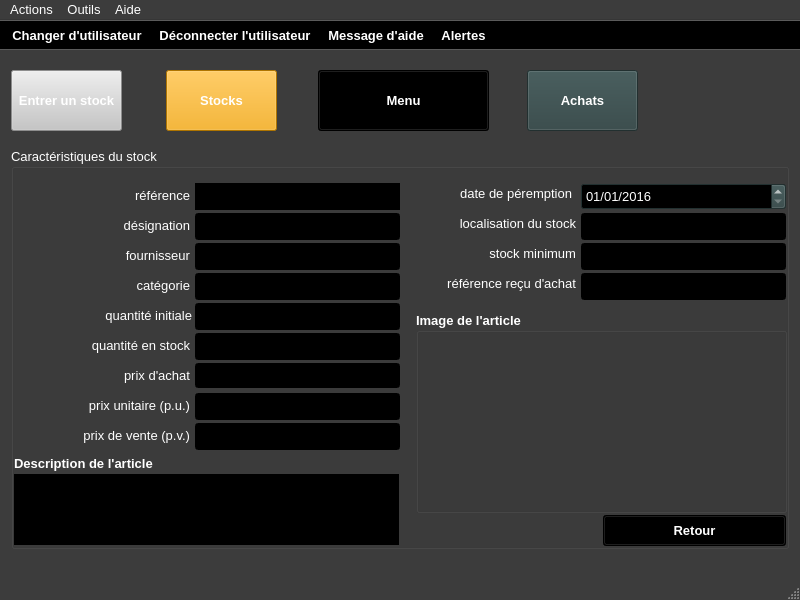
Old version of the form ui/yeroth-erp-achats-detail-window.ui in the repository xnoumbissinoundou/yeroth-erp-3.0.
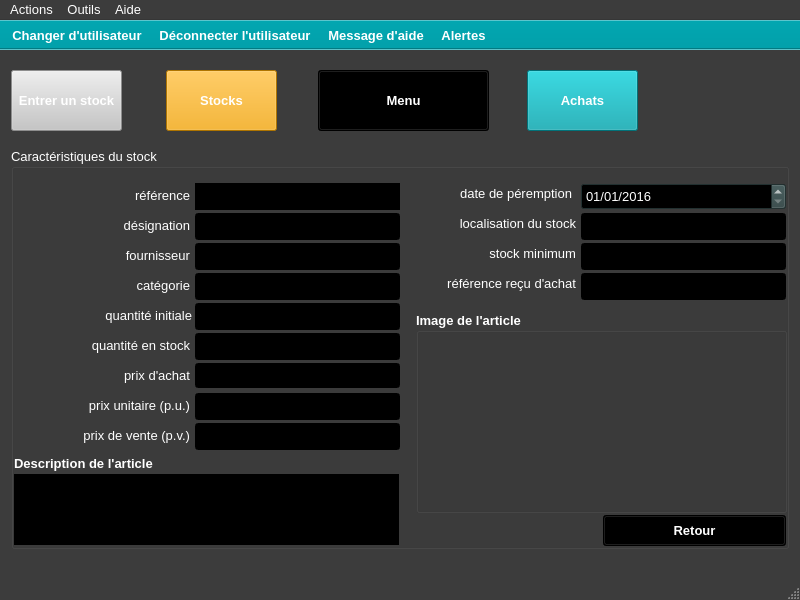
New version of the form. Icons and pictures are not drawn. Custom widgets are drawn as their Qt base class.

```diff
--- a/ui/yeroth-erp-achats-detail-window.ui
+++ b/ui/yeroth-erp-achats-detail-window.ui
@@ -1331,45 +1331,45 @@
        <colorrole role="Button">
         <brush brushstyle="SolidPattern">
          <color alpha="255">
-          <red>47</red>
-          <green>67</green>
-          <blue>67</blue>
+          <red>2</red>
+          <green>160</green>
+          <blue>170</blue>
          </color>
         </brush>
        </colorrole>
        <colorrole role="Light">
         <brush brushstyle="SolidPattern">
          <color alpha="255">
-          <red>70</red>
-          <green>100</green>
-          <blue>100</blue>
+          <red>3</red>
+          <green>240</green>
+          <blue>255</blue>
          </color>
         </brush>
        </colorrole>
        <colorrole role="Midlight">
         <brush brushstyle="SolidPattern">
          <color alpha="255">
-          <red>58</red>
-          <green>83</green>
-          <blue>83</blue>
+          <red>2</red>
+          <green>200</green>
+          <blue>212</blue>
          </color>
         </brush>
        </colorrole>
        <colorrole role="Dark">
         <brush brushstyle="SolidPattern">
          <color alpha="255">
-          <red>23</red>
-          <green>33</green>
-          <blue>33</blue>
+          <red>1</red>
+          <green>80</green>
+          <blue>85</blue>
          </color>
         </brush>
        </colorrole>
        <colorrole role="Mid">
         <brush brushstyle="SolidPattern">
          <color alpha="255">
-          <red>31</red>
-          <green>44</green>
-          <blue>44</blue>
+          <red>1</red>
+          <green>107</green>
+          <blue>113</blue>
          </color>
         </brush>
        </colorrole>
@@ -1403,18 +1403,18 @@
        <colorrole role="Base">
         <brush brushstyle="SolidPattern">
          <color alpha="255">
-          <red>0</red>
-          <green>0</green>
-          <blue>0</blue>
+          <red>255</red>
+          <green>255</green>
+          <blue>255</blue>
          </color>
         </brush>
        </colorrole>
        <colorrole role="Window">
         <brush brushstyle="SolidPattern">
          <color alpha="255">
-          <red>47</red>
-          <green>67</green>
-          <blue>67</blue>
+          <red>2</red>
+          <green>160</green>
+          <blue>170</blue>
          </color>
         </brush>
        </colorrole>
@@ -1430,9 +1430,9 @@
        <colorrole role="AlternateBase">
         <brush brushstyle="SolidPattern">
          <color alpha="255">
-          <red>23</red>
-          <green>33</green>
-          <blue>33</blue>
+          <red>128</red>
+          <green>207</green>
+          <blue>212</blue>
          </color>
         </brush>
        </colorrole>
@@ -1468,45 +1468,45 @@
        <colorrole role="Button">
         <brush brushstyle="SolidPattern">
          <color alpha="255">
-          <red>47</red>
-          <green>67</green>
-          <blue>67</blue>
+          <red>2</red>
+          <green>160</green>
+          <blue>170</blue>
          </color>
         </brush>
        </colorrole>
        <colorrole role="Light">
         <brush brushstyle="SolidPattern">
          <color alpha="255">
-          <red>70</red>
-          <green>100</green>
-          <blue>100</blue>
+          <red>3</red>
+          <green>240</green>
+          <blue>255</blue>
          </color>
         </brush>
        </colorrole>
        <colorrole role="Midlight">
         <brush brushstyle="SolidPattern">
          <color alpha="255">
-          <red>58</red>
-          <green>83</green>
-          <blue>83</blue>
+          <red>2</red>
+          <green>200</green>
+          <blue>212</blue>
          </color>
         </brush>
        </colorrole>
        <colorrole role="Dark">
         <brush brushstyle="SolidPattern">
          <color alpha="255">
-          <red>23</red>
-          <green>33</green>
-          <blue>33</blue>
+          <red>1</red>
+          <green>80</green>
+          <blue>85</blue>
          </color>
         </brush>
        </colorrole>
        <colorrole role="Mid">
         <brush brushstyle="SolidPattern">
          <color alpha="255">
-          <red>31</red>
-          <green>44</green>
-          <blue>44</blue>
+          <red>1</red>
+          <green>107</green>
+          <blue>113</blue>
          </color>
         </brush>
        </colorrole>
@@ -1540,18 +1540,18 @@
        <colorrole role="Base">
         <brush brushstyle="SolidPattern">
          <color alpha="255">
-          <red>0</red>
-          <green>0</green>
-          <blue>0</blue>
+          <red>255</red>
+          <green>255</green>
+          <blue>255</blue>
          </color>
         </brush>
        </colorrole>
        <colorrole role="Window">
         <brush brushstyle="SolidPattern">
          <color alpha="255">
-          <red>47</red>
-          <green>67</green>
-          <blue>67</blue>
+          <red>2</red>
+          <green>160</green>
+          <blue>170</blue>
          </color>
         </brush>
        </colorrole>
@@ -1567,9 +1567,9 @@
        <colorrole role="AlternateBase">
         <brush brushstyle="SolidPattern">
          <color alpha="255">
-          <red>23</red>
-          <green>33</green>
-          <blue>33</blue>
+          <red>128</red>
+          <green>207</green>
+          <blue>212</blue>
          </color>
         </brush>
        </colorrole>
@@ -1596,63 +1596,63 @@
        <colorrole role="WindowText">
         <brush brushstyle="SolidPattern">
          <color alpha="255">
-          <red>23</red>
-          <green>33</green>
-          <blue>33</blue>
+          <red>1</red>
+          <green>80</green>
+          <blue>85</blue>
          </color>
         </brush>
        </colorrole>
        <colorrole role="Button">
         <brush brushstyle="SolidPattern">
          <color alpha="255">
-          <red>47</red>
-          <green>67</green>
-          <blue>67</blue>
+          <red>2</red>
+          <green>160</green>
+          <blue>170</blue>
          </color>
         </brush>
        </colorrole>
        <colorrole role="Light">
         <brush brushstyle="SolidPattern">
          <color alpha="255">
-          <red>70</red>
-          <green>100</green>
-          <blue>100</blue>
+          <red>3</red>
+          <green>240</green>
+          <blue>255</blue>
          </color>
         </brush>
        </colorrole>
        <colorrole role="Midlight">
         <brush brushstyle="SolidPattern">
          <color alpha="255">
-          <red>58</red>
-          <green>83</green>
-          <blue>83</blue>
+          <red>2</red>
+          <green>200</green>
+          <blue>212</blue>
          </color>
         </brush>
        </colorrole>
        <colorrole role="Dark">
         <brush brushstyle="SolidPattern">
          <color alpha="255">
-          <red>23</red>
-          <green>33</green>
-          <blue>33</blue>
+          <red>1</red>
+          <green>80</green>
+          <blue>85</blue>
          </color>
         </brush>
        </colorrole>
        <colorrole role="Mid">
         <brush brushstyle="SolidPattern">
          <color alpha="255">
-          <red>31</red>
-          <green>44</green>
-          <blue>44</blue>
+          <red>1</red>
+          <green>107</green>
+          <blue>113</blue>
          </color>
         </brush>
        </colorrole>
        <colorrole role="Text">
         <brush brushstyle="SolidPattern">
          <color alpha="255">
-          <red>23</red>
-          <green>33</green>
-          <blue>33</blue>
+          <red>1</red>
+          <green>80</green>
+          <blue>85</blue>
          </color>
         </brush>
        </colorrole>
@@ -1668,27 +1668,27 @@
        <colorrole role="ButtonText">
         <brush brushstyle="SolidPattern">
          <color alpha="255">
-          <red>23</red>
-          <green>33</green>
-          <blue>33</blue>
+          <red>1</red>
+          <green>80</green>
+          <blue>85</blue>
          </color>
         </brush>
        </colorrole>
        <colorrole role="Base">
         <brush brushstyle="SolidPattern">
          <color alpha="255">
-          <red>47</red>
-          <green>67</green>
-          <blue>67</blue>
+          <red>2</red>
+          <green>160</green>
+          <blue>170</blue>
          </color>
         </brush>
        </colorrole>
        <colorrole role="Window">
         <brush brushstyle="SolidPattern">
          <color alpha="255">
-          <red>47</red>
-          <green>67</green>
-          <blue>67</blue>
+          <red>2</red>
+          <green>160</green>
+          <blue>170</blue>
          </color>
         </brush>
        </colorrole>
@@ -1704,9 +1704,9 @@
        <colorrole role="AlternateBase">
         <brush brushstyle="SolidPattern">
          <color alpha="255">
-          <red>47</red>
-          <green>67</green>
-          <blue>67</blue>
+          <red>2</red>
+          <green>160</green>
+          <blue>170</blue>
          </color>
         </brush>
        </colorrole>
@@ -10373,45 +10373,45 @@
       <colorrole role="Button">
        <brush brushstyle="SolidPattern">
         <color alpha="255">
-         <red>0</red>
-         <green>0</green>
-         <blue>0</blue>
+         <red>2</red>
+         <green>160</green>
+         <blue>170</blue>
         </color>
        </brush>
       </colorrole>
       <colorrole role="Light">
        <brush brushstyle="SolidPattern">
         <color alpha="255">
-         <red>0</red>
-         <green>0</green>
-         <blue>0</blue>
+         <red>3</red>
+         <green>240</green>
+         <blue>255</blue>
         </color>
        </brush>
       </colorrole>
       <colorrole role="Midlight">
        <brush brushstyle="SolidPattern">
         <color alpha="255">
-         <red>0</red>
-         <green>0</green>
-         <blue>0</blue>
+         <red>2</red>
+         <green>200</green>
+         <blue>212</blue>
         </color>
        </brush>
       </colorrole>
       <colorrole role="Dark">
        <brush brushstyle="SolidPattern">
         <color alpha="255">
-         <red>0</red>
-         <green>0</green>
-         <blue>0</blue>
+         <red>1</red>
+         <green>80</green>
+         <blue>85</blue>
         </color>
        </brush>
       </colorrole>
       <colorrole role="Mid">
        <brush brushstyle="SolidPattern">
         <color alpha="255">
-         <red>0</red>
-         <green>0</green>
-         <blue>0</blue>
+         <red>1</red>
+         <green>107</green>
+         <blue>113</blue>
         </color>
        </brush>
       </colorrole>
@@ -10445,18 +10445,18 @@
       <colorrole role="Base">
        <brush brushstyle="SolidPattern">
         <color alpha="255">
-         <red>0</red>
-         <green>0</green>
-         <blue>0</blue>
+         <red>255</red>
+         <green>255</green>
+         <blue>255</blue>
         </color>
        </brush>
       </colorrole>
       <colorrole role="Window">
        <brush brushstyle="SolidPattern">
         <color alpha="255">
-         <red>0</red>
-         <green>0</green>
-         <blue>0</blue>
+         <red>2</red>
+         <green>160</green>
+         <blue>170</blue>
         </color>
        </brush>
       </colorrole>
@@ -10472,9 +10472,9 @@
       <colorrole role="AlternateBase">
        <brush brushstyle="SolidPattern">
         <color alpha="255">
-         <red>0</red>
-         <green>0</green>
-         <blue>0</blue>
+         <red>128</red>
+         <green>207</green>
+         <blue>212</blue>
         </color>
        </brush>
       </colorrole>
@@ -10510,45 +10510,45 @@
       <colorrole role="Button">
        <brush brushstyle="SolidPattern">
         <color alpha="255">
-         <red>0</red>
-         <green>0</green>
-         <blue>0</blue>
+         <red>2</red>
+         <green>160</green>
+         <blue>170</blue>
         </color>
        </brush>
       </colorrole>
       <colorrole role="Light">
        <brush brushstyle="SolidPattern">
         <color alpha="255">
-         <red>0</red>
-         <green>0</green>
-         <blue>0</blue>
+         <red>3</red>
+         <green>240</green>
+         <blue>255</blue>
         </color>
        </brush>
       </colorrole>
       <colorrole role="Midlight">
        <brush brushstyle="SolidPattern">
         <color alpha="255">
-         <red>0</red>
-         <green>0</green>
-         <blue>0</blue>
+         <red>2</red>
+         <green>200</green>
+         <blue>212</blue>
         </color>
        </brush>
       </colorrole>
       <colorrole role="Dark">
        <brush brushstyle="SolidPattern">
         <color alpha="255">
-         <red>0</red>
-         <green>0</green>
-         <blue>0</blue>
+         <red>1</red>
+         <green>80</green>
+         <blue>85</blue>
         </color>
        </brush>
       </colorrole>
       <colorrole role="Mid">
        <brush brushstyle="SolidPattern">
         <color alpha="255">
-         <red>0</red>
-         <green>0</green>
-         <blue>0</blue>
+         <red>1</red>
+         <green>107</green>
+         <blue>113</blue>
         </color>
        </brush>
       </colorrole>
@@ -10582,18 +10582,18 @@
       <colorrole role="Base">
        <brush brushstyle="SolidPattern">
         <color alpha="255">
-         <red>0</red>
-         <green>0</green>
-         <blue>0</blue>
+         <red>255</red>
+         <green>255</green>
+         <blue>255</blue>
         </color>
        </brush>
       </colorrole>
       <colorrole role="Window">
        <brush brushstyle="SolidPattern">
         <color alpha="255">
-         <red>0</red>
-         <green>0</green>
-         <blue>0</blue>
+         <red>2</red>
+         <green>160</green>
+         <blue>170</blue>
         </color>
        </brush>
       </colorrole>
@@ -10609,9 +10609,9 @@
       <colorrole role="AlternateBase">
        <brush brushstyle="SolidPattern">
         <color alpha="255">
-         <red>0</red>
-         <green>0</green>
-         <blue>0</blue>
+         <red>128</red>
+         <green>207</green>
+         <blue>212</blue>
         </color>
        </brush>
       </colorrole>
@@ -10638,63 +10638,63 @@
       <colorrole role="WindowText">
        <brush brushstyle="SolidPattern">
         <color alpha="255">
-         <red>0</red>
-         <green>0</green>
-         <blue>0</blue>
+         <red>1</red>
+         <green>80</green>
+         <blue>85</blue>
         </color>
        </brush>
       </colorrole>
       <colorrole role="Button">
        <brush brushstyle="SolidPattern">
         <color alpha="255">
-         <red>0</red>
-         <green>0</green>
-         <blue>0</blue>
+         <red>2</red>
+         <green>160</green>
+         <blue>170</blue>
         </color>
        </brush>
       </colorrole>
       <colorrole role="Light">
        <brush brushstyle="SolidPattern">
         <color alpha="255">
-         <red>0</red>
-         <green>0</green>
-         <blue>0</blue>
+         <red>3</red>
+         <green>240</green>
+         <blue>255</blue>
         </color>
        </brush>
       </colorrole>
       <colorrole role="Midlight">
        <brush brushstyle="SolidPattern">
         <color alpha="255">
-         <red>0</red>
-         <green>0</green>
-         <blue>0</blue>
+         <red>2</red>
+         <green>200</green>
+         <blue>212</blue>
         </color>
        </brush>
       </colorrole>
       <colorrole role="Dark">
        <brush brushstyle="SolidPattern">
         <color alpha="255">
-         <red>0</red>
-         <green>0</green>
-         <blue>0</blue>
+         <red>1</red>
+         <green>80</green>
+         <blue>85</blue>
         </color>
        </brush>
       </colorrole>
       <colorrole role="Mid">
        <brush brushstyle="SolidPattern">
         <color alpha="255">
-         <red>0</red>
-         <green>0</green>
-         <blue>0</blue>
+         <red>1</red>
+         <green>107</green>
+         <blue>113</blue>
         </color>
        </brush>
       </colorrole>
       <colorrole role="Text">
        <brush brushstyle="SolidPattern">
         <color alpha="255">
-         <red>0</red>
-         <green>0</green>
-         <blue>0</blue>
+         <red>1</red>
+         <green>80</green>
+         <blue>85</blue>
         </color>
        </brush>
       </colorrole>
@@ -10710,27 +10710,27 @@
       <colorrole role="ButtonText">
        <brush brushstyle="SolidPattern">
         <color alpha="255">
-         <red>0</red>
-         <green>0</green>
-         <blue>0</blue>
+         <red>1</red>
+         <green>80</green>
+         <blue>85</blue>
         </color>
        </brush>
       </colorrole>
       <colorrole role="Base">
        <brush brushstyle="SolidPattern">
         <color alpha="255">
-         <red>0</red>
-         <green>0</green>
-         <blue>0</blue>
+         <red>2</red>
+         <green>160</green>
+         <blue>170</blue>
         </color>
        </brush>
       </colorrole>
       <colorrole role="Window">
        <brush brushstyle="SolidPattern">
         <color alpha="255">
-         <red>0</red>
-         <green>0</green>
-         <blue>0</blue>
+         <red>2</red>
+         <green>160</green>
+         <blue>170</blue>
         </color>
        </brush>
       </colorrole>
@@ -10746,9 +10746,9 @@
       <colorrole role="AlternateBase">
        <brush brushstyle="SolidPattern">
         <color alpha="255">
-         <red>0</red>
-         <green>0</green>
-         <blue>0</blue>
+         <red>2</red>
+         <green>160</green>
+         <blue>170</blue>
         </color>
        </brush>
       </colorrole>
```
Left out of the diff: 515 changed lines with no effect on the pictures.
